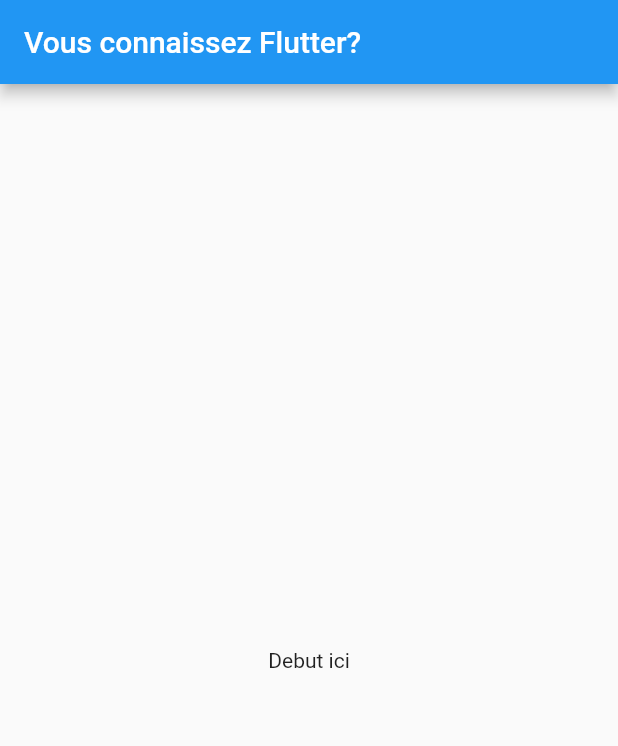
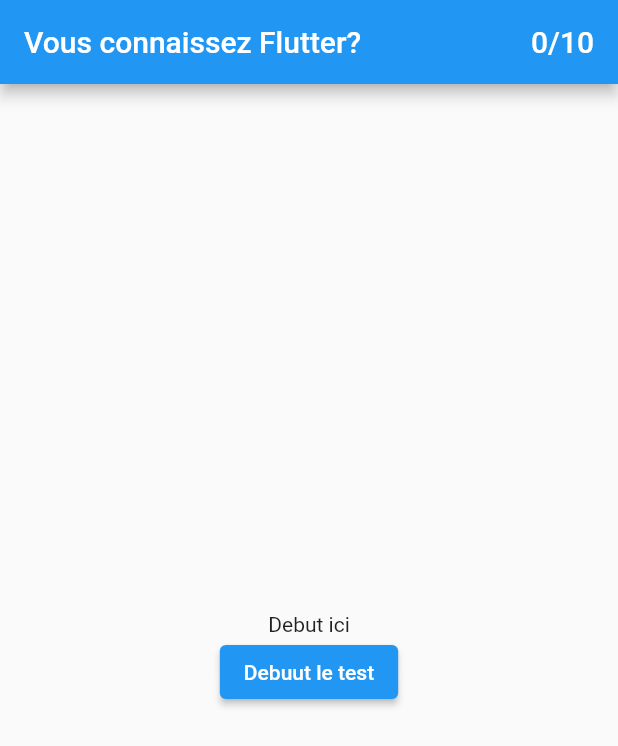
Before and after one commit to didiertclaurendeau/doyouknowflutter, a Flutter app: the screen it shows after launch, on a phone screen of 412 x 824 dp. Shown: the top 746 px of the screen. Run offline on Flutter 3.47's test engine with Material 2 defaults, Android fonts, the light colour scheme and no system bars.

Commit message:
Ce qui fut fait en groupe

```diff
--- a/lib/main.dart
+++ b/lib/main.dart
@@ -1,4 +1,8 @@
 import 'package:flutter/material.dart';
+
+import 'models/questions.dart';
+import 'widgets/questionnaire.dart';
+import 'widgets/resultats.dart';
 
 void main() {
   runApp(const MyApp());
@@ -7,7 +11,7 @@
 class MyApp extends StatelessWidget {
   const MyApp({Key? key}) : super(key: key);
 
-  // This widget is the root of your application.
+  // This widget is the root of your applica
   @override
   Widget build(BuildContext context) {
     return MaterialApp(
@@ -38,23 +42,63 @@
 }
 
 class _MyHomePageState extends State<MyHomePage> {
+  var _testDebut = false;
+  var _questionCourant = 0;
+  var _pointTotal = 0;
+
+  _reponseAQuestion(int reponseId) {
+    print("Recu reponse $reponseId");
+    setState(() {
+      if (reponseId + 1 == listeDeQuestions[_questionCourant]["reponse"]) {
+        _pointTotal += listeDeQuestions[_questionCourant]["point"] as int;
+        print("Point actuel $_pointTotal");
+      }
+      _questionCourant++;
+    });
+  }
+
+  void _recommenceTest() {
+    setState(() {
+      _testDebut = false;
+      _questionCourant = 0;
+      _pointTotal = 0;
+    });
+  }
+
   @override
   Widget build(BuildContext context) {
-    // This method is rerun every time setState is called, for instance as done
-    // by the _incrementCounter method above.
-    //
-    // The Flutter framework has been optimized to make rerunning build methods
-    // fast, so that you can just rebuild anything that needs updating rather
-    // than having to individually change instances of widgets.
     return Scaffold(
       appBar: AppBar(
-        // Here we take the value from the MyHomePage object that was created by
-        // the App.build method, and use it to set our appbar title.
-        title: Text(widget.title),
+        title: Row(
+          mainAxisAlignment: MainAxisAlignment.spaceBetween,
+          children: [
+            Text(widget.title),
+            //Spacer(),
+            Text("$_questionCourant/${listeDeQuestions.length}"),
+          ],
+        ),
       ),
       body: Center(
-        child: Text("Debut ici"),
-      ), // This trailing comma makes auto-formatting nicer for build methods.
+        child: (_testDebut)
+            ? (_questionCourant < listeDeQuestions.length)
+                ? Questionnaire(_questionCourant, _reponseAQuestion)
+                : Resultats(_pointTotal, listeDeQuestions.length,
+                    _recommenceTest) //Resultats(_pointTotal, listeDeQuestions.fold(0, (previousValue, element) => previousValue! + element["point"] as int))
+            : Column(
+                mainAxisSize: MainAxisSize.min,
+                children: [
+                  Text("Debut ici"),
+                  ElevatedButton(
+                    onPressed: () {
+                      setState(() {
+                        _testDebut = true;
+                      });
+                    },
+                    child: Text("Debuut le test"),
+                  ),
+                ],
+              ),
+      ),
     );
   }
 }
--- a/lib/models/questions.dart
+++ b/lib/models/questions.dart
@@ -44,6 +44,20 @@
       "Le paramètre lastName est un paramètre positionnel facultatif"
     ],
     "reponse": 4,
+    "point": 1
+  },
+  {
+    "source": "Mathieu", //Manolo was here
+    "Question": """
+    Comment est-ce qu'on peut rendre un fonction asynchrone?
+""",
+    "Choix": [
+      "Ajouter des 'await' dans notre fonction",
+      "Ajouter 'async' à la signature de la fonction",
+      "Ajouter 'async' à la signature de la fonction et des 'await' dans notre fonction",
+      "Ajouter des 'wait' dans notre fonction"
+    ],
+    "reponse": 3,
     "point": 1
   },
   {
```
Also changed, not shown: lib/widgets/questionnaire.dart (added, +43 -0 lines), lib/widgets/resultats.dart (added, +27 -0 lines).
